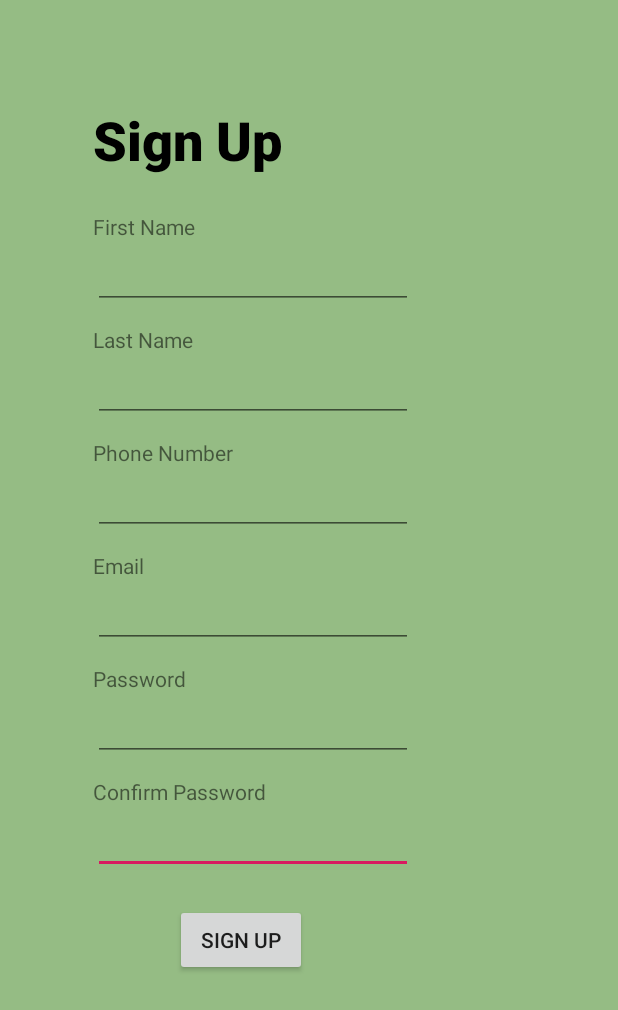
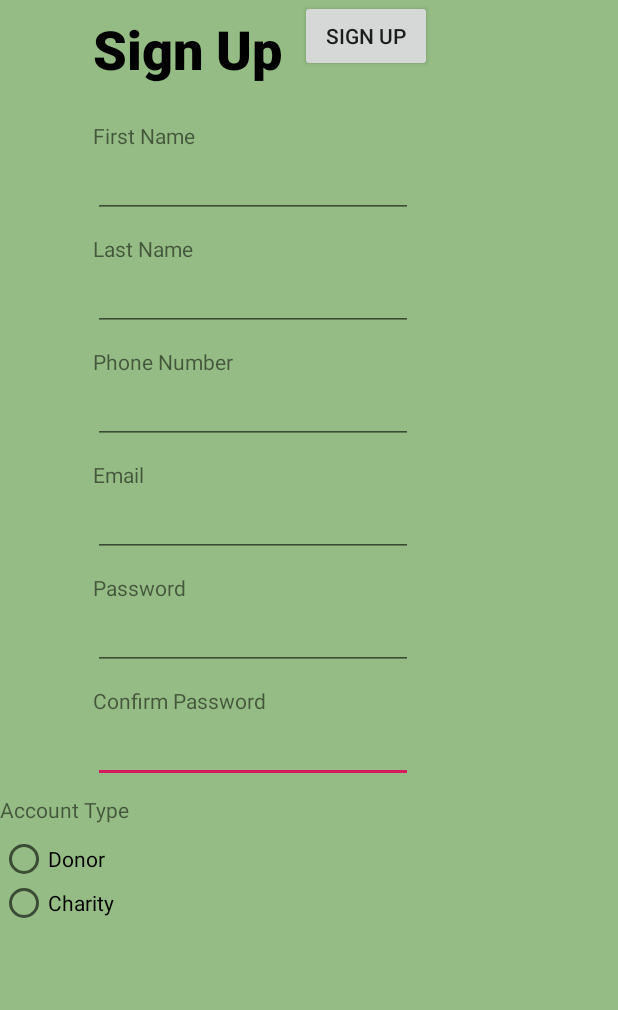
Before and after one commit to WillSmithTE/DBSystem, an Android app: the RegistrationActivity screen opened directly, with no data from a screen before it, after a tap on "SIGN UP", on a phone screen of 412 x 824 dp. Shown: the top 1010 px of the screen. Run offline under Robolectric (Android 15) with nearby library versions, the phone set to English and light mode, and no system bars.

Commit message:
Fixed login choice and register form when selecting charity/donor/

```diff
--- a/DBAndroid/app/src/main/java/ses1grp6/dbsystemandroid/LauncherActivity.java
+++ b/DBAndroid/app/src/main/java/ses1grp6/dbsystemandroid/LauncherActivity.java
@@ -17,7 +17,11 @@ public class LauncherActivity extends AppCompatActivity {
 
         // TODO EVENTUALLY SKIP LOGIN IF ALREADY LOGGED IN ON THE DEVICE.
 
-        Intent loginIntent = new Intent(this, LoginChoiceActivity.class);
-        startActivity(loginIntent);
+
+        Intent intent = new Intent(this, LoginActivity.class);
+        startActivity(intent);
+
+//        Intent loginIntent = new Intent(this, LoginChoiceActivity.class);
+//        startActivity(loginIntent);
     }
 }
--- a/DBAndroid/app/src/main/java/ses1grp6/dbsystemandroid/RegistrationActivity.java
+++ b/DBAndroid/app/src/main/java/ses1grp6/dbsystemandroid/RegistrationActivity.java
@@ -5,6 +5,8 @@ import android.os.StrictMode;
 import android.support.v7.app.AppCompatActivity;
 import android.view.View;
 import android.widget.EditText;
+import android.widget.RadioButton;
+import android.widget.RadioGroup;
 import android.widget.Toast;
 
 import org.json.JSONException;
@@ -83,6 +85,8 @@ public class RegistrationActivity extends AppCompatActivity {
         EditText passwordET = (EditText) findViewById(R.id.passwordInput);
         String resultPasswordET = passwordET.getText().toString();
 
+        RadioGroup accountType = (RadioGroup) findViewById(R.id.accountTypeRG);
+
         JSONObject postParams = new JSONObject();
 
         try {
@@ -91,6 +95,12 @@ public class RegistrationActivity extends AppCompatActivity {
             //postParams.put("lastName", resultLastNameET);
             postParams.put("contactNumber", resultPhoneNumberET);
             postParams.put("password", resultPasswordET);
+            if (accountType.getCheckedRadioButtonId() == R.id.radioButton1){
+                postParams.put("isCharity", false);
+            }
+            else {
+                postParams.put("isCharity", true);
+            }
         } catch (JSONException e) {
             return false;
         }
--- a/DBAndroid/app/src/main/res/layout/activity_registration.xml
+++ b/DBAndroid/app/src/main/res/layout/activity_registration.xml
@@ -44,7 +44,7 @@
         app:layout_constraintHorizontal_bias="0.201"
         app:layout_constraintStart_toStartOf="parent"
         app:layout_constraintTop_toTopOf="parent"
-        app:layout_constraintVertical_bias="0.07999998" />
+        app:layout_constraintVertical_bias="0.0" />
 
     <TextView
         android:id="@+id/usernameText"
@@ -90,15 +90,14 @@
         android:id="@+id/signUpButton"
         android:layout_width="wrap_content"
         android:layout_height="wrap_content"
-        android:layout_marginStart="40dp"
-        android:layout_marginTop="20dp"
+        android:layout_marginStart="8dp"
         android:layout_marginEnd="8dp"
         android:onClick="onSignUpClicked"
         android:text="@string/signup"
         app:layout_constraintEnd_toEndOf="@+id/passwordInput"
-        app:layout_constraintHorizontal_bias="0.188"
-        app:layout_constraintStart_toStartOf="@+id/signUpText"
-        app:layout_constraintTop_toBottomOf="@+id/confirmPasswordInput" />
+        app:layout_constraintHorizontal_bias="0.495"
+        app:layout_constraintStart_toEndOf="@+id/accountTypeRG"
+        tools:layout_editor_absoluteY="547dp" />
 
     <TextView
         android:id="@+id/firstNameText"
@@ -154,4 +153,35 @@
         app:layout_constraintStart_toStartOf="@+id/phoneNumberText"
         app:layout_constraintTop_toBottomOf="@+id/phoneNumberText" />
 
+    <RadioGroup
+        android:id="@+id/accountTypeRG"
+        android:layout_width="212dp"
+        android:layout_height="86dp"
+        android:layout_marginTop="8dp"
+        app:layout_constraintTop_toBottomOf="@+id/confirmPasswordInput"
+        tools:layout_editor_absoluteX="62dp">
+
+        <TextView
+            android:id="@+id/textView"
+            android:layout_width="wrap_content"
+            android:layout_height="3dp"
+            android:layout_weight="1"
+            android:text="Account Type" />
+
+        <RadioButton
+            android:id="@+id/radioButton1"
+            android:layout_width="match_parent"
+            android:layout_height="8dp"
+            android:layout_weight="1"
+            android:text="Donor" />
+
+        <RadioButton
+            android:id="@+id/radioButton2"
+            android:layout_width="match_parent"
+            android:layout_height="4dp"
+            android:layout_weight="1"
+            android:text="Charity" />
+
+    </RadioGroup>
+
 </android.support.constraint.ConstraintLayout>
```
